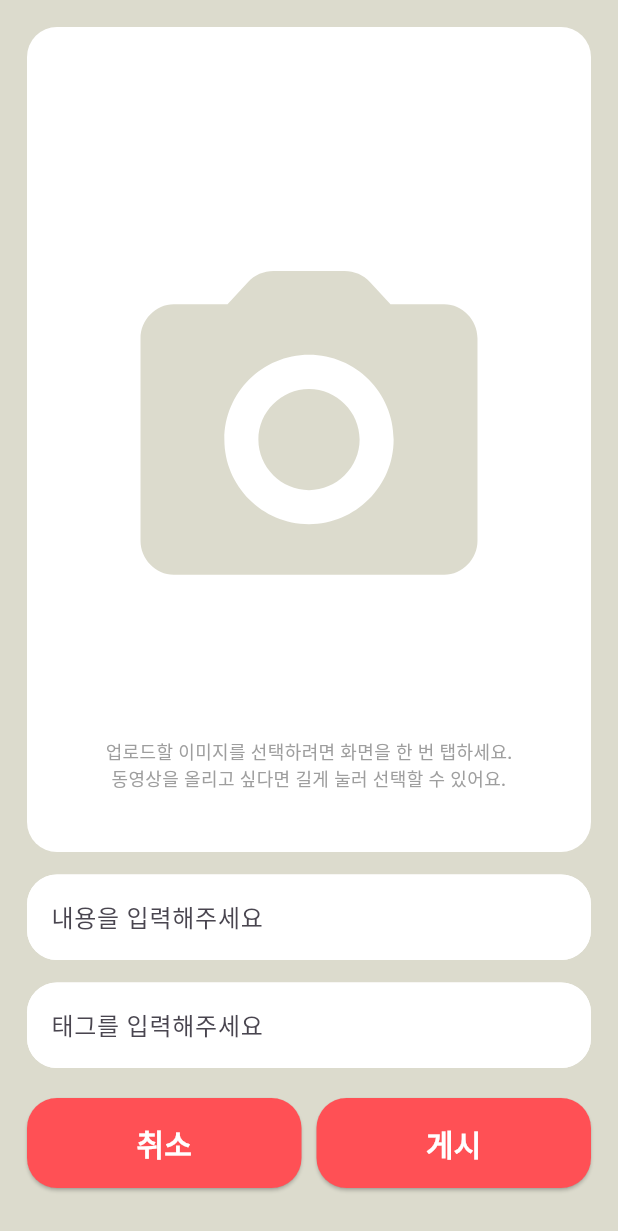
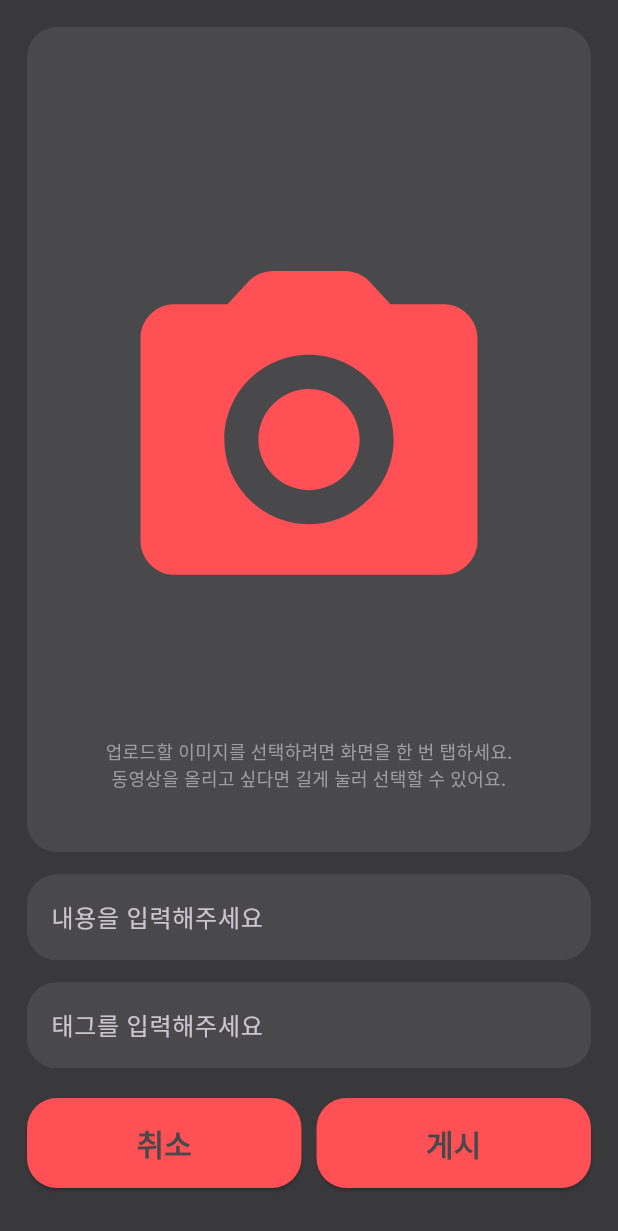
Before and after one commit to junseok1925/cute_story_closed_SNS_APP, a Flutter app: the AddPage screen opened directly, on a phone screen of 412 x 824 dp. Shown: the top 1231 px of the screen. Run offline on Flutter 3.47's test engine with Material 3 defaults, Android fonts, the light colour scheme and no system bars; our stand-ins replace cloud_firestore, firebase_auth, firebase_core, firebase_storage, flutter_hooks, flutter_riverpod and 5 more; accounts and stored records are empty.

Commit message:
style: theme_ui
theme수정했고 전체 ui 색갈도 수정했슴다

```diff
--- a/lib/core/theme/app_theme.dart
+++ b/lib/core/theme/app_theme.dart
@@ -1,12 +1,22 @@
+// app_theme.dart
+import 'package:cute_story_closed_sns_app/core/theme/fixed_colors.dart';
 import 'package:cute_story_closed_sns_app/core/theme/variable_colors.dart';
 import 'package:flutter/material.dart';
 
 class AppTheme {
   static ThemeData light = ThemeData(
     brightness: Brightness.light,
-    extensions: const [VariableColors.light],
+    extensions: const [VariableColors.light, FixedColors.constant],
+  );
+
+  static ThemeData dark = ThemeData(
+    brightness: Brightness.dark,
+    extensions: const [VariableColors.dark, FixedColors.constant],
   );
 }
 
 VariableColors vrc(BuildContext context) =>
     Theme.of(context).extension<VariableColors>()!;
+
+FixedColors fxc(BuildContext context) =>
+    Theme.of(context).extension<FixedColors>()!;
--- /dev/null
+++ b/lib/core/theme/fixed_colors.dart
@@ -0,0 +1,33 @@
+import 'package:flutter/material.dart';
+
+@immutable
+class FixedColors extends ThemeExtension<FixedColors> {
+  const FixedColors({
+    required this.brandColor,
+    required this.secondColor
+  });
+  final Color? brandColor;
+  final Color? secondColor;
+
+  static const FixedColors constant = FixedColors(
+    brandColor: Color(0xFFFF5055),
+    secondColor: Color(0xFFDCDBCD),
+
+  );
+
+  @override
+  FixedColors copyWith({Color? brandColor}) =>
+      FixedColors(
+        brandColor: brandColor ?? this.brandColor,
+        secondColor: secondColor ?? this.secondColor
+      );
+
+  @override
+  FixedColors lerp(ThemeExtension<FixedColors>? other, double t) {
+    if (other is! FixedColors) return this;
+    return FixedColors(
+      brandColor: Color.lerp(brandColor, other.brandColor, t),
+      secondColor: Color.lerp(secondColor, other.secondColor, t)
+    );
+  }
+}
--- a/lib/core/theme/variable_colors.dart
+++ b/lib/core/theme/variable_colors.dart
@@ -3,21 +3,31 @@ import 'package:flutter/material.dart';
 @immutable
 class VariableColors extends ThemeExtension<VariableColors> {
   const VariableColors({
-    required this.brand,
     required this.background100,
     required this.background200,
+    required this.shadow,
     required this.textColor100,
+    required this.textColor200,
   });
-  final Color? brand;
   final Color? background100;
   final Color? background200;
+  final Color? shadow;
   final Color? textColor100;
+  final Color? textColor200;
 
   static const VariableColors light = VariableColors(
-    brand: Color(0xFFFF5055), //로고 등 브랜드 컬러
-    background100: Color(0xFFDCDBCD), //기본 백그라운
-    background200: Color(0xFFFFFFFF), //바텀내비,기본 박스
-    textColor100: Color(0xFF000000), //
+    background100: Color(0xFFEDF0F4), //기본 백그라운
+    background200: Color(0xFFFFFFFF), // 박스 백그라운
+    shadow: Colors.black87,
+    textColor100: Color(0xFF000000),
+    textColor200: Color(0xFFE8FCF1)
+  );
+  static const VariableColors dark = VariableColors(
+    background100: Color(0xFF39393C), //기본 백그라운
+    background200: Color(0xFF49494C), //박스 백그라운
+    shadow: Colors.white70,
+    textColor100: Color(0xFFE8FCF1),
+    textColor200: Color(0xFF000000)
   );
 
   @override
@@ -26,20 +36,22 @@ class VariableColors extends ThemeExtension<VariableColors> {
     Color? background200,
     Color? background300,
   }) => VariableColors(
-    brand: brand ?? this.brand,
     background100: background100 ?? this.background100,
-    background200: background300 ?? this.background200,
+    background200: background200 ?? this.background200,
+    shadow: shadow ?? this.shadow,
     textColor100: textColor100 ?? this.textColor100,
+    textColor200: textColor200 ?? this.textColor200,
   );
 
   @override
   VariableColors lerp(ThemeExtension<VariableColors>? other, double t) {
     if (other is! VariableColors) return this;
     return VariableColors(
-      brand: Color.lerp(brand, other.brand, t),
       background100: Color.lerp(background100, other.background100, t),
       background200: Color.lerp(background200, other.background200, t),
+      shadow: Color.lerp(shadow, other.shadow, t),
       textColor100: Color.lerp(textColor100, other.textColor100, t),
+      textColor200: Color.lerp(textColor200, other.textColor200, t)
     );
   }
 }
--- a/lib/main.dart
+++ b/lib/main.dart
@@ -23,6 +23,8 @@ class MyApp extends StatelessWidget {
       debugShowCheckedModeBanner: false,
       title: 'Cute Story SNS',
       theme: AppTheme.light,
+      darkTheme: AppTheme.dark,
+      themeMode: ThemeMode.dark,
       home: SplashPage(),
     );
   }
--- a/lib/presentation/pages/add/widgets/cs_button.dart
+++ b/lib/presentation/pages/add/widgets/cs_button.dart
@@ -20,7 +20,7 @@ class CsButton extends StatelessWidget {
       child: ElevatedButton(
         onPressed: onPressed,
         style: ElevatedButton.styleFrom(
-          backgroundColor: vrc(context).brand,
+          backgroundColor: fxc(context).brandColor,
           foregroundColor: vrc(context).background200,
           shape: RoundedRectangleBorder(
             borderRadius: BorderRadius.circular(20),
--- a/lib/presentation/pages/add/widgets/cs_text_field.dart
+++ b/lib/presentation/pages/add/widgets/cs_text_field.dart
@@ -23,7 +23,7 @@ class CsTextField extends StatelessWidget {
         fillColor: vrc(context).background200,
         focusedBorder: OutlineInputBorder(
           borderRadius: BorderRadius.circular(20),
-          borderSide: BorderSide(color: vrc(context).brand!, width: 2),
+          borderSide: BorderSide(color: fxc(context).brandColor!, width: 2),
         ),
         enabledBorder: OutlineInputBorder(
           borderRadius: BorderRadius.circular(20),
--- a/lib/presentation/pages/add/widgets/media_picker_box.dart
+++ b/lib/presentation/pages/add/widgets/media_picker_box.dart
@@ -43,7 +43,7 @@ class MediaPickerBox extends StatelessWidget {
           Icon(
             Icons.camera_alt_rounded,
             size: 270,
-            color: vrc(context).background100,
+            color: fxc(context).brandColor,
           ),
           const Positioned(
             bottom: 40,
```
Also changed, not shown: lib/presentation/pages/comments/comment_item.dart (+5 -4 lines), lib/presentation/pages/comments/comments_page.dart (+16 -8 lines), lib/presentation/pages/my_page/my_page.dart (+5 -4 lines), lib/presentation/pages/post_list/post_list_page.dart (+17 -16 lines), lib/presentation/pages/splash/popup/nickname_popup.dart (+6 -5 lines), lib/presentation/pages/splash/splash_page.dart (+1 -9 lines).
